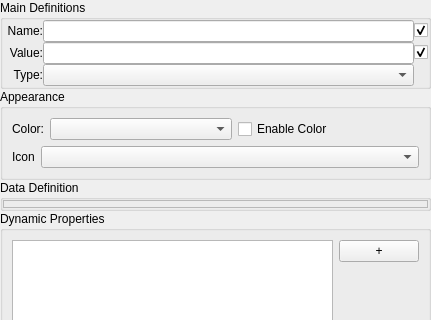
Before: the Qt Designer form src/Interface/DataPropertiesWidget.ui in KDE/rocs, drawn with Qt 5; both pictures show x 0 to 431 and y 0 to 320 of the 431 by 513 pixel window.
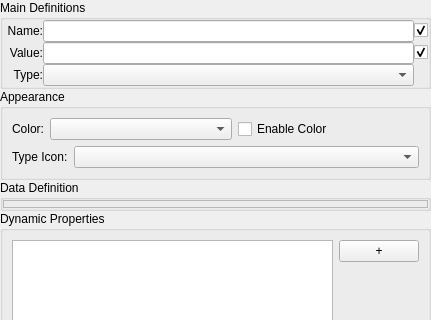
After: the same form once the commit is applied. Custom widgets are drawn as their Qt base class.

Commit message:
Fix issues in data properties dialog.
Data type usage is now based on user data instead of names.

```diff
--- a/src/Interface/DataPropertiesWidget.ui
+++ b/src/Interface/DataPropertiesWidget.ui
@@ -214,7 +214,7 @@
            </sizepolicy>
           </property>
           <property name="text">
-           <string>Icon</string>
+           <string>Type Icon:</string>
           </property>
          </widget>
         </item>
```
Left out of the diff: 6 changed lines with no effect on the pictures. The commit also changes 3 other files.
